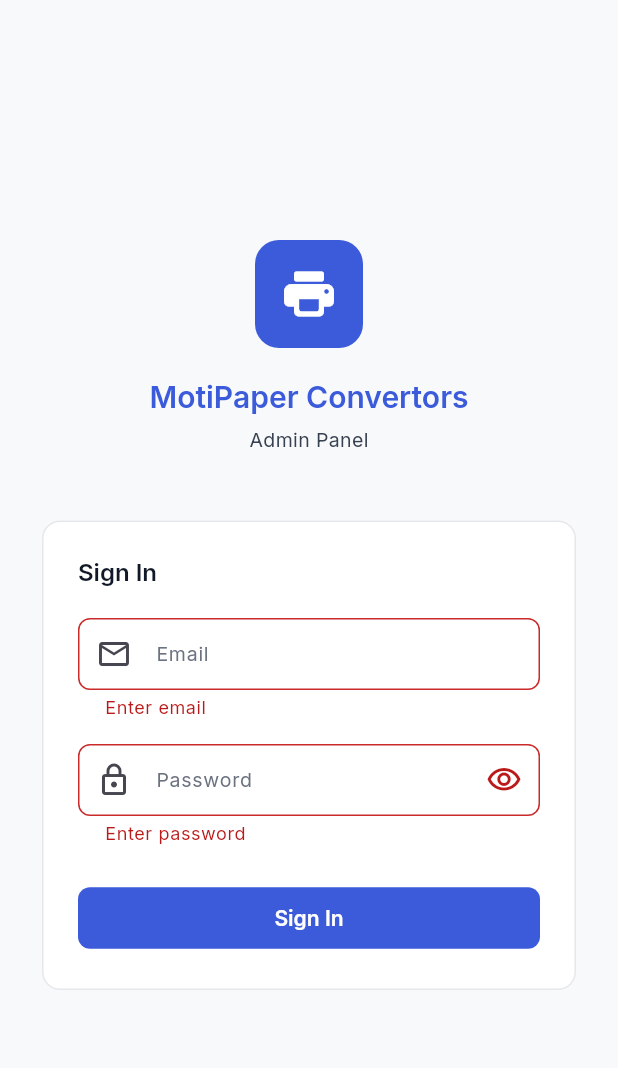
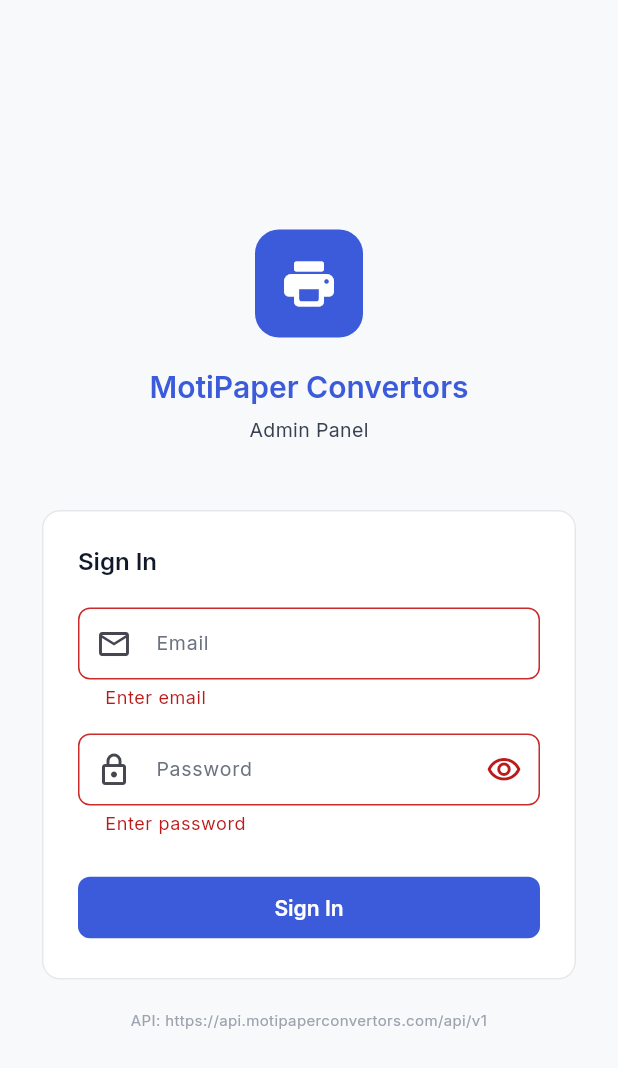
Before and after one commit to prateeksharmaand/motipaperconvertors, a Flutter app: the screen it shows after launch, after a tap on "Sign In", on a phone screen of 412 x 824 dp. Shown: the top 1068 px of the screen. Run offline on Flutter 3.47's test engine with Material 3 defaults, Android fonts, the phone set to English and light mode, and no system bars; our stand-ins replace bloc, dio, equatable, firebase_core, firebase_messaging, fl_chart and 9 more; missing offline and left inert: mobile_scanner; accounts and stored records are empty; generated files the repository leaves out were written again; network calls fail.

Commit message:
fix: correct API base URL and Android internet permission — resolves login error
Root cause: Flutter app was hitting https://admin.motipaperconvertors.com/api/v1
but nginx only proxies /api/v1/ on admin.* to the static admin panel, not the backend.
The actual backend API is served at https://api.motipaperconvertors.com

Changes:
- app_constants.dart: baseUrl → https://api.motipaperconvertors.com/api/v1
- AndroidManifest.xml: added INTERNET + ACCESS_NETWORK_STATE permissions (were missing)
- AndroidManifest.xml: app label → 'MotiPaper Admin', usesCleartextTraffic=false
- api_client.dart: connection error messages now include the full URL being called
  so future issues are easier to diagnose from the error toast
- login_screen.dart: shows API URL at bottom of login card for quick verification

Co-Authored-By: Claude Sonnet 4.6 <noreply@anthropic.com>

```diff
--- a/mobile_admin/lib/core/constants/app_constants.dart
+++ b/mobile_admin/lib/core/constants/app_constants.dart
@@ -2,7 +2,7 @@ class AppConstants {
   AppConstants._();
 
   // API
-  static const String baseUrl = 'https://admin.motipaperconvertors.com/api/v1';
+  static const String baseUrl = 'https://api.motipaperconvertors.com/api/v1';
   static const Duration connectTimeout = Duration(seconds: 30);
   static const Duration receiveTimeout = Duration(seconds: 60);
 
--- a/mobile_admin/lib/core/network/api_client.dart
+++ b/mobile_admin/lib/core/network/api_client.dart
@@ -134,11 +134,13 @@ class _AuthInterceptor extends Interceptor {
       final data = err.response?.data;
       if (data is Map) return data['error']?.toString() ?? data['message']?.toString() ?? 'An error occurred';
     } catch (_) {}
+    final url = err.requestOptions.uri.toString();
     return switch (err.type) {
-      DioExceptionType.connectionTimeout => 'Connection timeout. Check your internet.',
-      DioExceptionType.receiveTimeout => 'Server took too long to respond.',
-      DioExceptionType.connectionError => 'No internet connection.',
-      _ => err.message ?? 'An error occurred.',
+      DioExceptionType.connectionTimeout => 'Connection timeout. Could not reach $url',
+      DioExceptionType.receiveTimeout    => 'Server took too long to respond.',
+      DioExceptionType.connectionError   => 'Cannot connect to server.\nURL: $url\nCheck your internet or VPN.',
+      DioExceptionType.badCertificate    => 'SSL certificate error. URL: $url',
+      _                                  => err.message ?? 'An error occurred. URL: $url',
     };
   }
 }
--- a/mobile_admin/lib/features/auth/login_screen.dart
+++ b/mobile_admin/lib/features/auth/login_screen.dart
@@ -1,6 +1,7 @@
 import 'package:flutter/material.dart';
 import 'package:flutter_bloc/flutter_bloc.dart';
 import 'package:go_router/go_router.dart';
+import '../../core/constants/app_constants.dart';
 import '../../core/theme/app_theme.dart';
 import '../../core/utils/responsive.dart';
 import 'auth_bloc.dart';
@@ -107,7 +108,13 @@ class _LoginScreenState extends State<LoginScreen> {
                         ),
                       ),
                     ),
-                    const SizedBox(height: 40),
+                    const SizedBox(height: 16),
+                    Text(
+                      'API: ${AppConstants.baseUrl}',
+                      style: const TextStyle(fontSize: 10, color: AppColors.textDisabled),
+                      textAlign: TextAlign.center,
+                    ),
+                    const SizedBox(height: 24),
                   ],
                 ),
               ),
```
Also changed, not shown: 1 other file.
